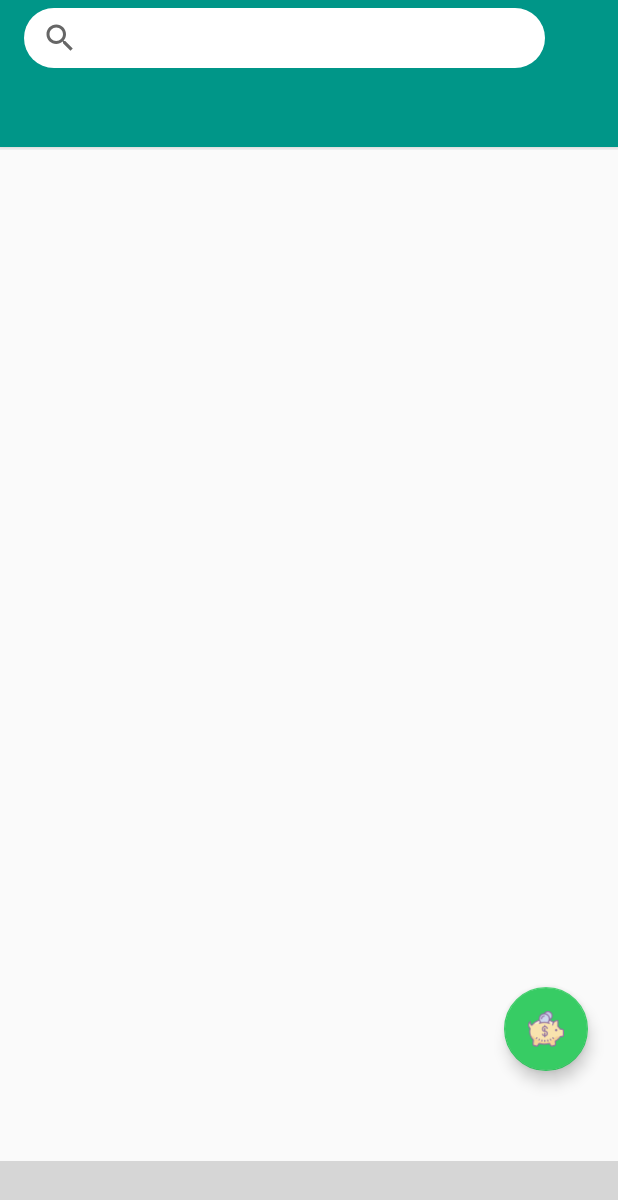
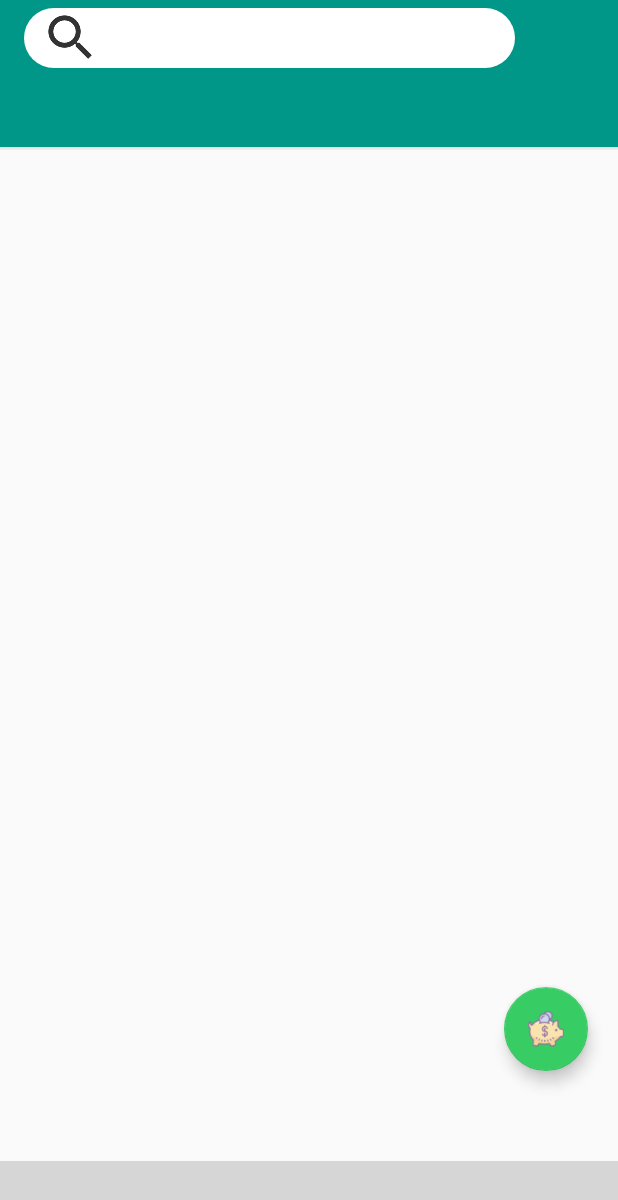
Before and after one commit to pomiyo/FinalTrash, an Android app: the NearbyActivity screen opened directly, with no data from a screen before it, on a phone screen of 412 x 824 dp. Shown: the top 1200 px of the screen. Run offline under Robolectric (Android 15) with nearby library versions, the phone set to English and light mode, and no system bars; libraries missing offline, so code that uses them is left out: com.ittianyu.bottomnavigationviewex; plain views replace BottomNavigationViewEx; 6 statements that could not run were skipped; grey boxes are pictures that could not be loaded.

Commit message:
Search in Users

```diff
--- a/app/src/main/res/layout/snippet_top_searchbar.xml
+++ b/app/src/main/res/layout/snippet_top_searchbar.xml
@@ -19,16 +19,29 @@
                 android:layout_height="match_parent"
                 android:orientation="horizontal"
                 android:weightSum="100">
-                <SearchView
-                    android:id="@+id/searchV"
+                <!--<SearchView-->
+                    <!--android:id="@+id/searchV"-->
+                    <!--android:layout_marginTop="5dp"-->
+                    <!--android:layout_marginRight="10dp"-->
+                    <!--android:layout_width="0dp"-->
+                    <!--android:layout_height="40dp"-->
+                    <!--android:layout_weight="90"-->
+                    <!--android:background="@drawable/searchbar_shape">-->
+
+                <!--</SearchView>-->
+
+                <EditText
+                    android:id="@+id/searchTextNonBusiness"
                     android:layout_marginTop="5dp"
-                    android:layout_marginRight="10dp"
-                    android:layout_width="0dp"
+                    android:layout_width="320dp"
                     android:layout_height="40dp"
-                    android:layout_weight="90"
-                    android:background="@drawable/searchbar_shape">
-
-                </SearchView>
+                    android:layout_weight="10"
+                    android:background="@drawable/searchbox"
+                    android:drawableLeft="@drawable/ic_search"
+                    android:inputType="text"
+                    android:paddingLeft="15dp"
+                    android:textColorHint="#000000"
+                    />
 
                 <!--<ImageView-->
                     <!--android:layout_width="150dp"-->
```
Also changed, not shown: app/src/main/java/com/example/taquio/trasearch/BusinessHome/BusinessHome.java (+17 -5 lines), app/src/main/java/com/example/taquio/trasearch/Samok/HomeActivity2.java (+21 -6 lines), app/src/main/res/layout/business_home_searchbar.xml (+18 -6 lines).
